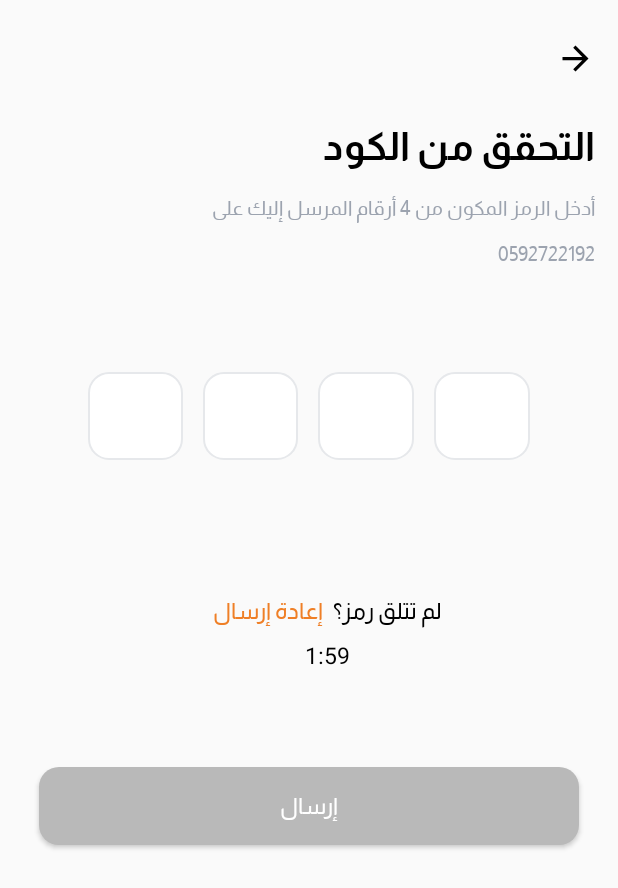
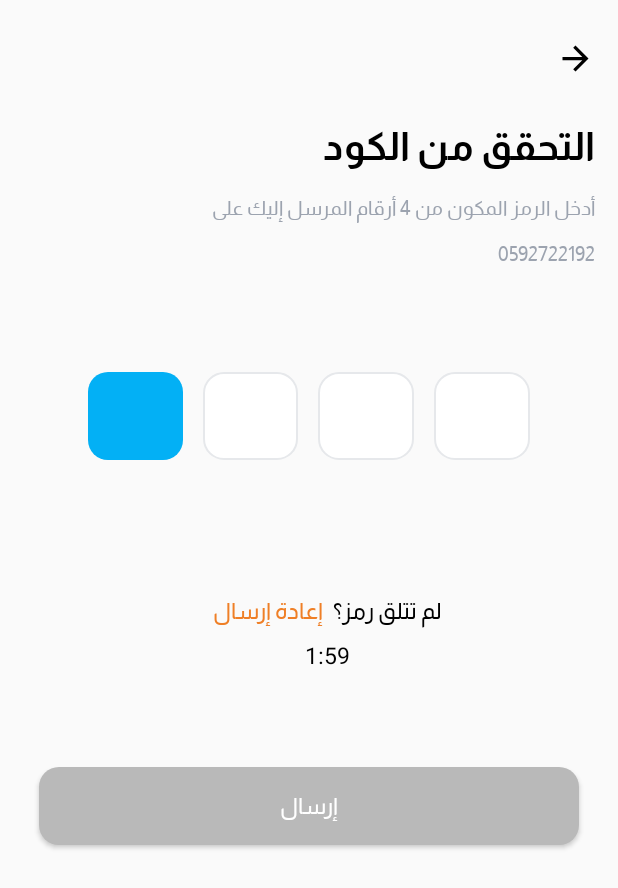
Before and after one commit to AhmedAlHelou5/store_app_pro_1, an Android app: the screen it shows after launch (VerfiyActivity), on a phone screen of 412 x 824 dp. Shown: the top 888 px of the screen. Run offline under Robolectric (Android 15) with nearby library versions, the phone set to English and light mode, and no system bars; our stand-ins replace sdp/ssp sizes.

```diff
--- a/app/src/main/java/com/ahmed/store_app_pro_1/ui/activites/verfiy/VerfiyActivity.java
+++ b/app/src/main/java/com/ahmed/store_app_pro_1/ui/activites/verfiy/VerfiyActivity.java
@@ -25,24 +25,8 @@ public class VerfiyActivity extends AppCompatActivity {
         binding = ActivityVerfiyBinding.inflate(getLayoutInflater());
         setContentView(binding.getRoot());
 
-
-//        if (TextUtils.isEmpty(binding.otpEt1.getText().toString()) && TextUtils.isEmpty(binding.otpEt2.getText().toString()) && TextUtils.isEmpty(binding.otpEt3.getText().toString()) && TextUtils.isEmpty(binding.otpEt4.getText().toString())) {
-//            btnSendIsActive(false, getResources().getDrawable(R.drawable.on_boarding_btn_sign_up_un_check));
-//        }
-//        else {
-//            btnSendIsActive(true, getResources().getDrawable(R.drawable.on_boarding_btn_next));
-//        }
-
-
-        checkLengthEt(binding.otpEt1);
-        checkLengthEt(binding.otpEt2);
-        checkLengthEt(binding.otpEt3);
-        checkLengthEt(binding.otpEt4);
-
-
-
-
-
+        checkLengthEt();
+        focusEditText();
 
         binding.iconBackOnBoarding.setOnClickListener(view -> {
             Intent intent=new Intent(VerfiyActivity.this, LoginActivity.class);
@@ -65,35 +49,233 @@ public class VerfiyActivity extends AppCompatActivity {
 
     }
 
-    void  checkLengthEt(EditText view){
-        view.addTextChangedListener(new TextWatcher() {
+    void  checkLengthEt(){
 
+        binding.otpEt1.addTextChangedListener(new TextWatcher() {
 
             @Override
             public void beforeTextChanged(CharSequence s, int start, int count, int after) {
+
+
             }
 
             @Override
             public void onTextChanged(CharSequence s, int start, int before, int count) {
+
+
+
                 if (s.length() >= 1) {
                     btnSendIsActive(true, getResources().getDrawable(R.drawable.on_boarding_btn_next));
                 }
                 else {
                     if (binding.otpEt1.getText().toString().isEmpty()&& binding.otpEt2.getText().toString().isEmpty()&& binding.otpEt3.getText().toString().isEmpty()&& binding.otpEt4.getText().toString().isEmpty())
                     btnSendIsActive(false, getResources().getDrawable(R.drawable.on_boarding_btn_sign_up_un_check));
+                }
 
-
-                }
             }
 
             @Override
             public void afterTextChanged(Editable s) {
+
+
+            }
+        });
+        binding.otpEt2.addTextChangedListener(new TextWatcher() {
+
+            @Override
+            public void beforeTextChanged(CharSequence s, int start, int count, int after) {
+
+
+
+            }
+
+            @Override
+            public void onTextChanged(CharSequence s, int start, int before, int count) {
+
+
+                if (s.length() >= 1) {
+                    btnSendIsActive(true, getResources().getDrawable(R.drawable.on_boarding_btn_next));
+
+                }
+                else {
+                    if (binding.otpEt1.getText().toString().isEmpty()&& binding.otpEt2.getText().toString().isEmpty()&& binding.otpEt3.getText().toString().isEmpty()&& binding.otpEt4.getText().toString().isEmpty())
+                    btnSendIsActive(false, getResources().getDrawable(R.drawable.on_boarding_btn_sign_up_un_check));
+                }
+
+            }
+
+            @Override
+            public void afterTextChanged(Editable s) {
+
+
+            }
+        });
+        binding.otpEt3.addTextChangedListener(new TextWatcher() {
+
+            @Override
+            public void beforeTextChanged(CharSequence s, int start, int count, int after) {
+
+
+
+            }
+
+            @Override
+            public void onTextChanged(CharSequence s, int start, int before, int count) {
+
+
+                if (s.length() >= 1) {
+                    btnSendIsActive(true, getResources().getDrawable(R.drawable.on_boarding_btn_next));
+
+                }
+                else {
+                    if (binding.otpEt1.getText().toString().isEmpty()&& binding.otpEt2.getText().toString().isEmpty()&& binding.otpEt3.getText().toString().isEmpty()&& binding.otpEt4.getText().toString().isEmpty())
+                    btnSendIsActive(false, getResources().getDrawable(R.drawable.on_boarding_btn_sign_up_un_check));
+                }
+
+            }
+
+            @Override
+            public void afterTextChanged(Editable s) {
+
+
+            }
+        });
+        binding.otpEt4.addTextChangedListener(new TextWatcher() {
+
+            @Override
+            public void beforeTextChanged(CharSequence s, int start, int count, int after) {
+
+            }
+
+            @Override
+            public void onTextChanged(CharSequence s, int start, int before, int count) {
+
+
+                if (s.length() >= 1) {
+                    btnSendIsActive(true, getResources().getDrawable(R.drawable.on_boarding_btn_next));
+
+
+                }
+                else {
+                    if (binding.otpEt1.getText().toString().isEmpty()&& binding.otpEt2.getText().toString().isEmpty()&& binding.otpEt3.getText().toString().isEmpty()&& binding.otpEt4.getText().toString().isEmpty())
+                    btnSendIsActive(false, getResources().getDrawable(R.drawable.on_boarding_btn_sign_up_un_check));
+                }
+
+            }
+
+            @Override
+            public void afterTextChanged(Editable s) {
+
+
+
 
             }
         });
 
     }
 
+    void focusEditText(){
+
+        binding.otpEt1.setOnFocusChangeListener(
+                (v, hasFocus) -> {
+
+
+                    if (hasFocus){
+
+                        binding.otpEt1.setBackground(getResources().getDrawable(R.drawable.on_boarding_btn_next));
+                        binding.otpEt1.setTextColor(getResources().getColor(R.color.white));
+
+                    }
+                    else {
+
+
+                        binding.otpEt1.setBackground(getResources().getDrawable(R.drawable.bg_btn_sign_google));
+                        binding.otpEt1.setTextColor(getResources().getColor(R.color.black));
+                    }
+
+
+
+
+
+                }
+        );
+
+
+        binding.otpEt2.setOnFocusChangeListener(
+                (v, hasFocus) -> {
+
+
+                    if (hasFocus){
+
+                        binding.otpEt2.setBackground(getResources().getDrawable(R.drawable.on_boarding_btn_next));
+                        binding.otpEt2.setTextColor(getResources().getColor(R.color.white));
+
+                    }
+                    else {
+
+
+                        binding.otpEt2.setBackground(getResources().getDrawable(R.drawable.bg_btn_sign_google));
+                        binding.otpEt2.setTextColor(getResources().getColor(R.color.black));
+                    }
+
+
+
+
+
+                }
+        );
+        binding.otpEt3.setOnFocusChangeListener(
+                (v, hasFocus) -> {
+
+
+                    if (hasFocus){
+
+                        binding.otpEt3.setBackground(getResources().getDrawable(R.drawable.on_boarding_btn_next));
+                        binding.otpEt3.setTextColor(getResources().getColor(R.color.white));
+
+                    }
+                    else {
+
+
+                        binding.otpEt3.setBackground(getResources().getDrawable(R.drawable.bg_btn_sign_google));
+                        binding.otpEt3.setTextColor(getResources().getColor(R.color.black));
+                    }
+
+
+
+
+
+                }
+        );
+        binding.otpEt4.setOnFocusChangeListener(
+                (v, hasFocus) -> {
+
+
+                    if (hasFocus){
+
+                        binding.otpEt4.setBackground(getResources().getDrawable(R.drawable.on_boarding_btn_next));
+                        binding.otpEt4.setTextColor(getResources().getColor(R.color.white));
+
+                    }
+                    else {
+
+
+                        binding.otpEt4.setBackground(getResources().getDrawable(R.drawable.bg_btn_sign_google));
+                        binding.otpEt4.setTextColor(getResources().getColor(R.color.black));
+                    }
+
+
+
+
+
+                }
+        );
+
+
+
+
+    }
+
 
 
 }
--- a/app/src/main/res/layout/activity_verfiy.xml
+++ b/app/src/main/res/layout/activity_verfiy.xml
@@ -64,7 +64,6 @@
         android:layout_height="wrap_content"
         android:layout_marginStart="@dimen/_40sdp"
         android:layout_marginTop="@dimen/_53sdp"
-
         android:layout_marginEnd="@dimen/_40sdp"
         android:gravity="center"
         android:orientation="horizontal"
@@ -83,7 +82,9 @@
             android:layout_weight="1"
             android:background="@drawable/bg_btn_sign_google"
             android:fontFamily="@font/poppins_regular"
-
+            android:imeOptions="actionNext"
+            android:importantForAutofill="no"
+            tools:ignore="LableFor"
             android:gravity="center"
             android:inputType="number"
             android:maxLength="1"
@@ -103,7 +104,9 @@
             android:layout_weight="1"
             android:background="@drawable/bg_btn_sign_google"
             android:fontFamily="@font/poppins_regular"
-
+            android:imeOptions="actionNext"
+            android:importantForAutofill="no"
+            tools:ignore="LableFor"
             android:gravity="center"
             android:inputType="number"
             android:maxLength="1"
@@ -123,7 +126,9 @@
             android:layout_weight="1"
             android:background="@drawable/bg_btn_sign_google"
             android:fontFamily="@font/poppins_regular"
-
+            android:imeOptions="actionNext"
+            android:importantForAutofill="no"
+            tools:ignore="LableFor"
             android:gravity="center"
             android:inputType="number"
             android:maxLength="1"
@@ -142,7 +147,9 @@
             android:layout_marginEnd="@dimen/_5sdp"
             android:layout_weight="1"
             android:background="@drawable/bg_btn_sign_google"
-
+            android:imeOptions="actionNext"
+            android:importantForAutofill="no"
+            tools:ignore="LableFor"
             android:fontFamily="@font/poppins_regular"
             android:gravity="center"
             android:inputType="number"
```
